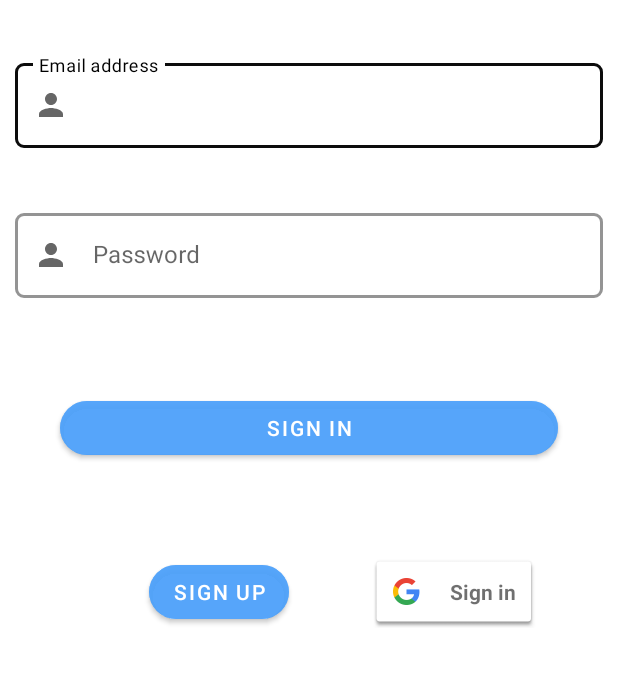
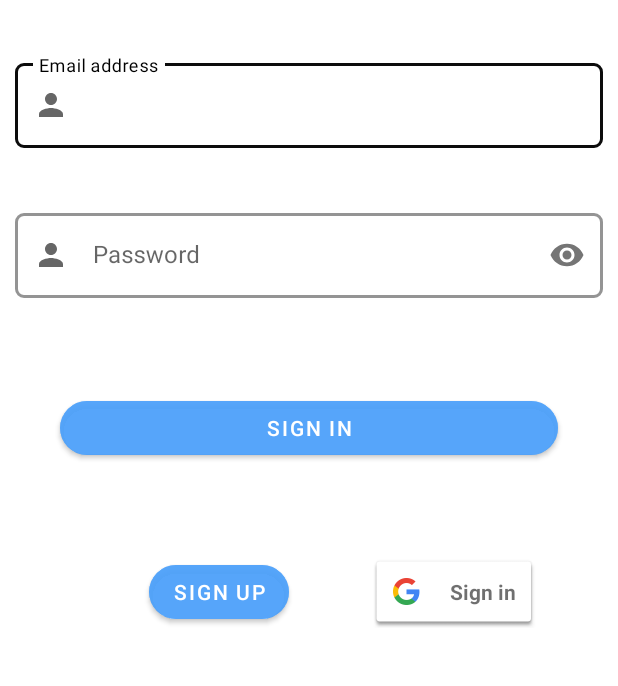
Before and after one commit to Yeshwanth-G/BreakDownBreaker, an Android app: the screen it shows after launch (MainActivity), on a phone screen of 412 x 824 dp, the part 517-1203 px from its top. Run offline under Robolectric (Android 15) with nearby library versions, the phone set to English and light mode, and no system bars; our stand-ins replace Firebase (no records; nobody signed in at launch, a user with empty details on screens opened directly).

Commit message:
add current location option for shop details input

```diff
--- /dev/null
+++ b/app/src/main/res/drawable/ic_baseline_location_searching_24.xml
@@ -0,0 +1,5 @@
+<vector android:height="24dp" android:tint="#55AEF1"
+    android:viewportHeight="24" android:viewportWidth="24"
+    android:width="24dp" xmlns:android="http://schemas.android.com/apk/res/android">
+    <path android:fillColor="@android:color/white" android:pathData="M20.94,11c-0.46,-4.17 -3.77,-7.48 -7.94,-7.94V1h-2v2.06C6.83,3.52 3.52,6.83 3.06,11H1v2h2.06c0.46,4.17 3.77,7.48 7.94,7.94V23h2v-2.06c4.17,-0.46 7.48,-3.77 7.94,-7.94H23v-2h-2.06zM12,19c-3.87,0 -7,-3.13 -7,-7s3.13,-7 7,-7 7,3.13 7,7 -3.13,7 -7,7z"/>
+</vector>
--- a/app/src/main/res/layout/activity_main.xml
+++ b/app/src/main/res/layout/activity_main.xml
@@ -52,8 +52,12 @@
         <com.google.android.material.textfield.TextInputEditText
             android:layout_width="match_parent"
             android:id="@+id/email"
+            android:inputType="textEmailAddress"
+            android:cursorVisible="true"
             android:layout_height="wrap_content"
             android:hint="Email address"
+            android:textCursorDrawable="@null"
+
 
             ></com.google.android.material.textfield.TextInputEditText>
 
@@ -75,14 +79,18 @@
             app:expandedHintEnabled="true"
             app:hintTextColor="@color/black"
             app:layout_constraintBottom_toBottomOf="parent"
+            app:passwordToggleEnabled="true"
             app:layout_constraintEnd_toEndOf="parent"
             app:layout_constraintStart_toStartOf="parent"
             app:layout_constraintTop_toTopOf="parent">
             <com.google.android.material.textfield.TextInputEditText
                 android:layout_width="match_parent"
                 android:id="@+id/password"
+                android:inputType="textPassword"
                 android:layout_height="wrap_content"
                 android:hint="Password"
+                android:cursorVisible="true"
+                android:textCursorDrawable="@null"
 
                 ></com.google.android.material.textfield.TextInputEditText>
         </com.google.android.material.textfield.TextInputLayout>
--- a/app/src/main/res/layout/activity_signup.xml
+++ b/app/src/main/res/layout/activity_signup.xml
@@ -24,12 +24,14 @@
         android:layout_width="350dp"
         android:hint="Name of the Person"
         android:layout_height="wrap_content"
+        android:textCursorDrawable="@null"
         android:layout_marginTop="50dp"
         app:layout_constraintEnd_toEndOf="parent"
         app:layout_constraintStart_toStartOf="parent"
         app:layout_constraintTop_toBottomOf="@+id/heading"/>
     <EditText
         android:id="@+id/contact"
+        android:textCursorDrawable="@null"
         android:layout_width="350dp"
         android:layout_height="wrap_content"
         android:hint="contact details"
@@ -43,6 +45,7 @@
         android:layout_width="350dp"
         android:layout_height="wrap_content"
         android:layout_marginTop="150dp"
+        android:textCursorDrawable="@null"
         android:hint="vehicle no.(optional)"
         app:layout_constraintEnd_toEndOf="parent"
         app:layout_constraintStart_toStartOf="parent"
@@ -52,6 +55,7 @@
         android:layout_width="350dp"
         android:layout_height="wrap_content"
         android:layout_marginTop="200dp"
+        android:textCursorDrawable="@null"
         android:hint="email id(will be used for signing in later)"
         app:layout_constraintEnd_toEndOf="parent"
         app:layout_constraintStart_toStartOf="parent"
@@ -62,6 +66,7 @@
         android:layout_height="wrap_content"
         android:layout_marginTop="250dp"
         android:hint="Password"
+        android:textCursorDrawable="@null"
         app:layout_constraintEnd_toEndOf="parent"
         app:layout_constraintStart_toStartOf="parent"
         app:layout_constraintTop_toBottomOf="@+id/heading"/>
```
Also changed, not shown: app/src/main/java/com/example/breakdownbreaker/JobDetails.java (+15 -0 lines), app/src/main/java/com/example/breakdownbreaker/MapActivity.java (+6 -2 lines), app/src/main/res/layout/activity_details.xml (+25 -4 lines).
